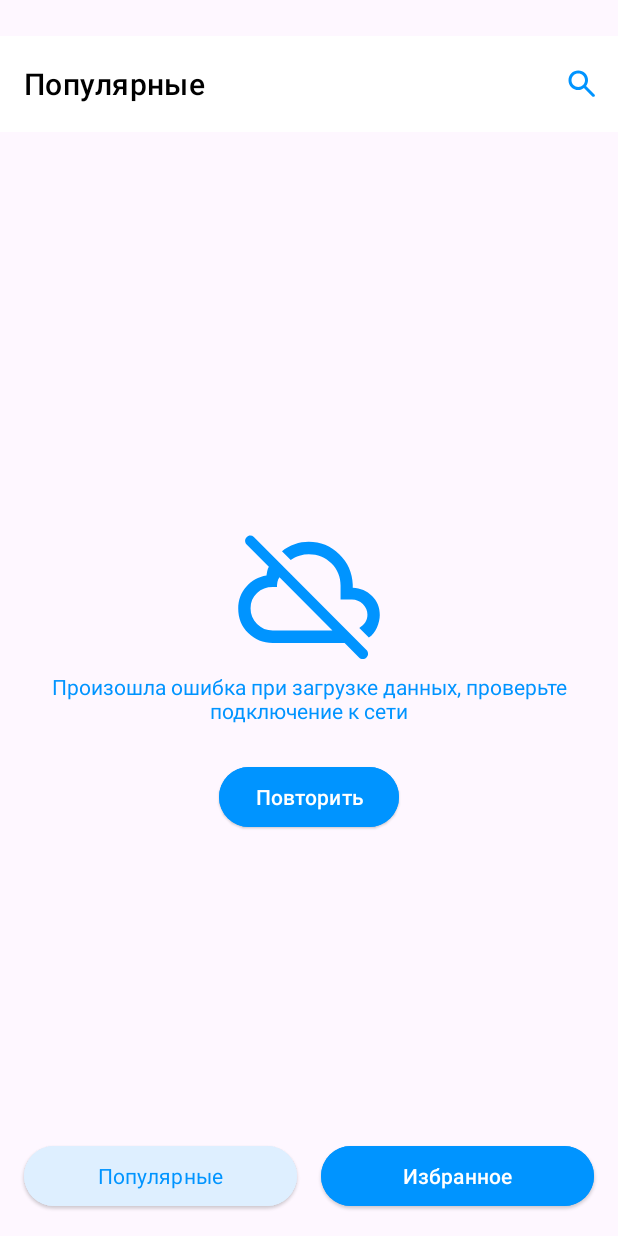
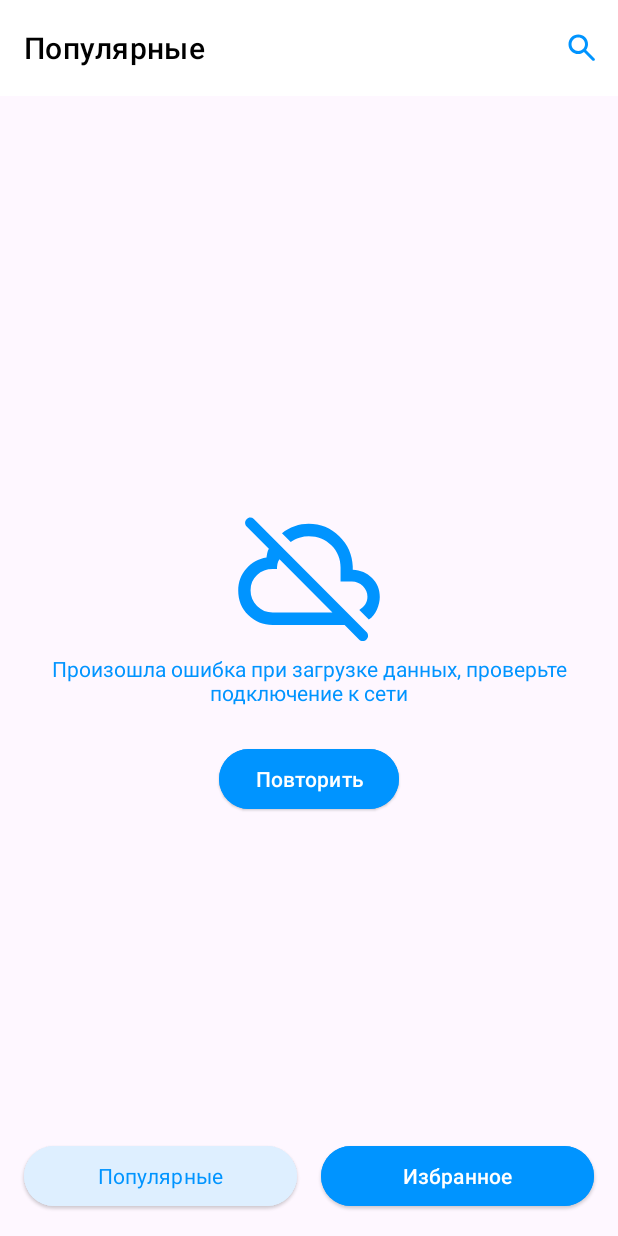
Before and after one commit to sergeygap/Gaponenko, an Android app: the screen it shows after launch (MainActivity), on a phone screen of 412 x 824 dp. Run offline under Robolectric (Android 15) with nearby library versions, the phone set to English and light mode, and no system bars; our stand-ins replace Room's generated code; network calls fail; pictures from the network do not load; Roboto replaces fonts that are not available here.

Commit message:
fix status bar

```diff
--- a/app/src/main/java/com/gap/tinkoffeducation/presentation/MainActivity.kt
+++ b/app/src/main/java/com/gap/tinkoffeducation/presentation/MainActivity.kt
@@ -2,13 +2,10 @@ package com.gap.tinkoffeducation.presentation
 
 import android.content.Context
 import android.net.ConnectivityManager
-import android.os.Build
 import android.os.Bundle
 import android.view.View
-import android.view.WindowManager
 import android.widget.Button
 import androidx.appcompat.app.AppCompatActivity
-import androidx.constraintlayout.widget.ConstraintLayout
 import androidx.fragment.app.Fragment
 import com.gap.tinkoffeducation.R
 import com.gap.tinkoffeducation.databinding.ActivityMainBinding
@@ -24,14 +21,6 @@ class MainActivity : AppCompatActivity() {
         if (initiallyStateInternet()) {
             setOnButtonClickListener()
         }
-
-
-        if (Build.VERSION.SDK_INT >= Build.VERSION_CODES.R) {
-            window.setDecorFitsSystemWindows(false)
-        } else {
-            window.addFlags(WindowManager.LayoutParams.FLAG_DRAWS_SYSTEM_BAR_BACKGROUNDS)
-        }
-
     }
 
     private fun initiallyStateInternet(): Boolean {
--- a/app/src/main/res/layout/activity_main.xml
+++ b/app/src/main/res/layout/activity_main.xml
@@ -21,7 +21,6 @@
         android:id="@+id/appBarLayout"
         android:layout_width="match_parent"
         android:layout_height="wrap_content"
-        android:layout_marginTop="24dp"
         app:layout_constraintEnd_toEndOf="parent"
         app:layout_constraintStart_toStartOf="parent"
         app:layout_constraintTop_toTopOf="parent">
@@ -38,7 +37,6 @@
             app:titleTextColor="@color/black" />
 
     </com.google.android.material.appbar.AppBarLayout>
-
 
 
     <Button
--- a/app/src/main/res/values/themes.xml
+++ b/app/src/main/res/values/themes.xml
@@ -6,7 +6,7 @@
 
         <item name="android:windowLightStatusBar">true</item>
         <item name="android:statusBarColor">@android:color/transparent</item>
-        <item name="android:windowTranslucentStatus">true</item>
+        <item name="android:windowTranslucentStatus">false</item>
 
     </style>
 
```
